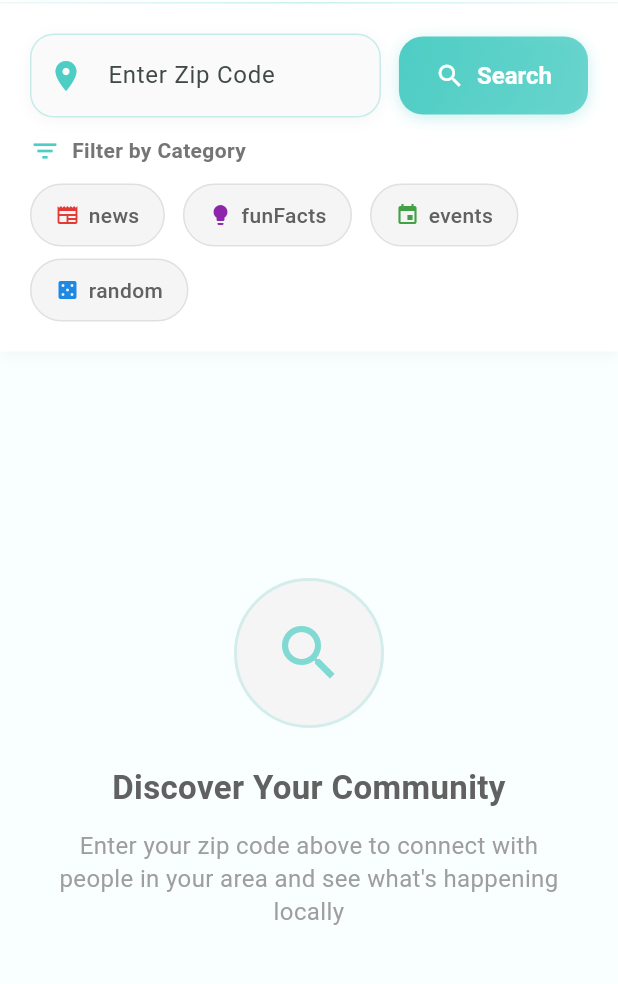
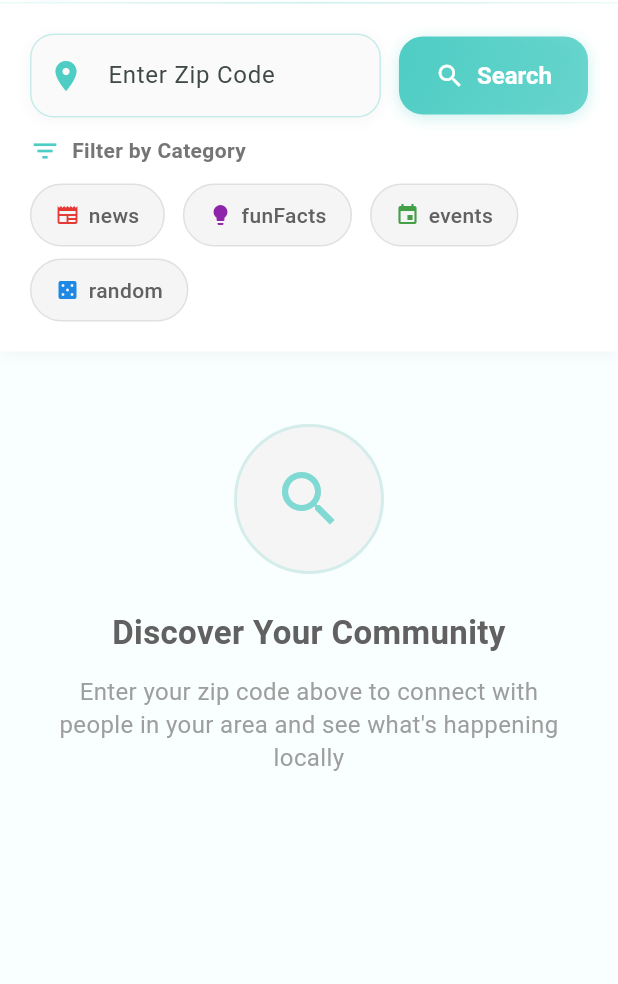
Before and after one commit to dp9910/zipsocial, a Flutter app: the HomeScreen screen opened directly, on a phone screen of 412 x 824 dp, the part 82-1066 px from its top. Run offline on Flutter 3.47's test engine with Material 3 defaults, Android fonts, the phone set to English and light mode, and no system bars; our stand-ins replace google_sign_in, supabase_flutter; accounts and stored records are empty; Roboto replaces fonts that are missing (BeVietnamPro).

Commit message:
fix: Remove debug banner and resolve home screen UI overflow issues
- Remove debug banner from MaterialApp for production-ready appearance
- Fix bottom overflow (14 pixels) when no posts found for entered zip code
- Replace Center widget with SingleChildScrollView to prevent overflow
- Remove default "90210" placeholder text from zip code input field
- Improve empty state layout with proper constraints and scrollability

🤖 Generated with [Claude Code](https://claude.ai/code)

Co-Authored-By: Claude <noreply@anthropic.com>

```diff
--- a/lib/main.dart
+++ b/lib/main.dart
@@ -20,6 +20,7 @@ class ZipSocialApp extends StatelessWidget {
   Widget build(BuildContext context) {
     return MaterialApp(
       title: 'Zip Social',
+      debugShowCheckedModeBanner: false,
       theme: AppTheme.lightTheme,
       darkTheme: AppTheme.darkTheme,
       themeMode: ThemeMode.system,
--- a/lib/screens/home_screen.dart
+++ b/lib/screens/home_screen.dart
@@ -241,7 +241,7 @@ class _HomeScreenState extends State<HomeScreen> {
                           textInputAction: TextInputAction.done,
                           decoration: InputDecoration(
                             labelText: 'Enter Zip Code',
-                            hintText: '90210',
+                            hintText: '',
                             prefixIcon: Icon(
                               Icons.location_on,
                               color: AppTheme.primary,
@@ -489,7 +489,13 @@ class _HomeScreenState extends State<HomeScreen> {
                     ),
                   )
                 : _posts.isEmpty
-                    ? Center(
+                    ? SingleChildScrollView(
+                        physics: const AlwaysScrollableScrollPhysics(),
+                        child: Container(
+                          width: double.infinity,
+                          constraints: BoxConstraints(
+                            minHeight: MediaQuery.of(context).size.height * 0.4,
+                          ),
                           child: Padding(
                             padding: const EdgeInsets.all(32),
                             child: Column(
@@ -546,6 +552,7 @@ class _HomeScreenState extends State<HomeScreen> {
                               ],
                             ),
                           ),
+                        ),
                       )
                     : RefreshIndicator(
                         onRefresh: _loadFeed,
```
Lines whose indentation alone changed are shown as unchanged.
